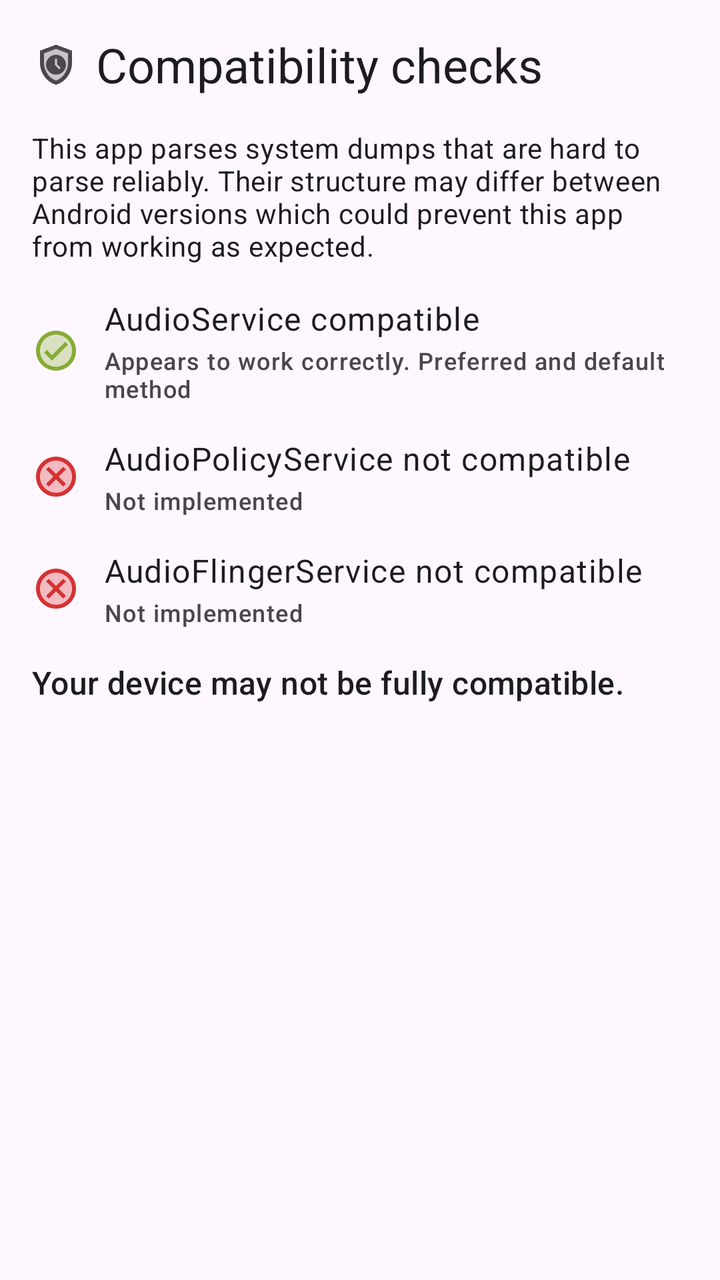
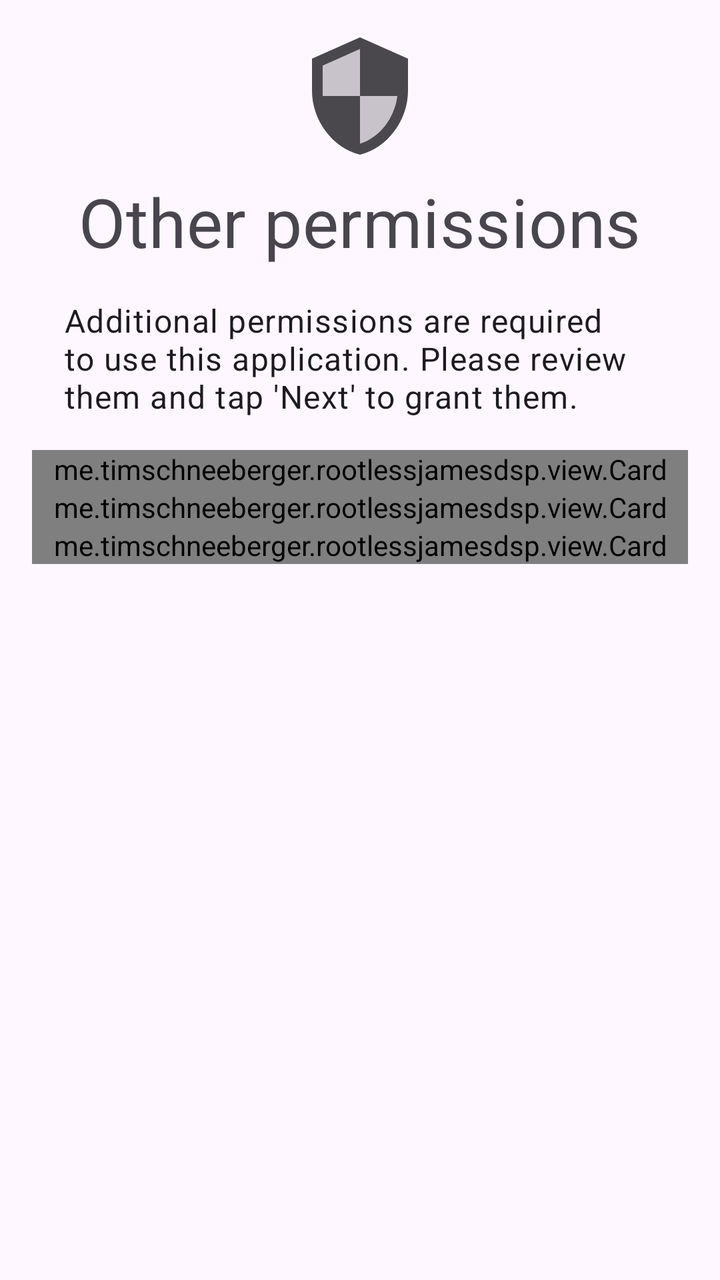

The first picture is an Android layout as it rendered before a commit; the second is the same layout after the commit. The layout source and the unified diff follow.
<!-- AndroidManifest.xml: application theme Theme.RootlessJamesDSP -->
<!-- res/layout/onboarding_page5.xml -->
<?xml version="1.0" encoding="utf-8"?>
<LinearLayout xmlns:android="http://schemas.android.com/apk/res/android"
    xmlns:app="http://schemas.android.com/apk/res-auto"
    android:layout_width="match_parent"
    android:layout_height="match_parent"
    android:orientation="vertical"
    android:padding="16dp">

    <LinearLayout
        android:layout_width="match_parent"
        android:layout_height="wrap_content"
        android:orientation="horizontal">
        <ImageView
            android:layout_width="wrap_content"
            android:layout_height="match_parent"
            android:layout_gravity="center_vertical"
            android:layout_marginEnd="8dp"
            android:alpha="0.8"
            app:srcCompat="@drawable/ic_twotone_safety_check_24dp"
            app:tint="?attr/colorOnSurface" />

        <TextView
            android:layout_width="wrap_content"
            android:layout_height="match_parent"
            android:layout_gravity="center_vertical"
            android:text="Compatibility checks"
            android:textAppearance="?attr/textAppearanceHeadline5" />
    </LinearLayout>

    <ScrollView
        android:layout_marginTop="16dp"
        android:layout_width="match_parent"
        android:layout_height="match_parent">
        <LinearLayout
            android:layout_width="match_parent"
            android:layout_height="wrap_content"
            android:orientation="vertical">
            <TextView
                android:layout_width="match_parent"
                android:layout_height="wrap_content"
                android:layout_marginBottom="16dp"
                android:text="This app parses system dumps that are hard to parse reliably. Their structure may differ between Android versions which could prevent this app from working as expected."
                android:textAppearance="?attr/textAppearanceBody2" />

            <LinearLayout
                android:layout_width="match_parent"
                android:layout_height="wrap_content"
                android:orientation="horizontal"
                android:layout_marginBottom="16dp">
                <ImageView
                    android:layout_width="wrap_content"
                    android:layout_height="match_parent"
                    android:layout_gravity="center_vertical"
                    android:layout_marginEnd="12dp"
                    android:alpha="0.8"
                    app:srcCompat="@drawable/ic_twotone_check_circle_24dp"
                    app:tint="@android:color/holo_green_dark" />
                <LinearLayout
                    android:layout_width="match_parent"
                    android:layout_height="wrap_content"
                    android:orientation="vertical">
                    <TextView
                        android:layout_width="wrap_content"
                        android:layout_height="match_parent"
                        android:layout_gravity="center_vertical"
                        android:layout_marginBottom="2dp"
                        android:text="AudioService compatible"
                        android:textAppearance="?attr/textAppearanceBody1" />
                    <TextView
                        android:layout_width="wrap_content"
                        android:layout_height="match_parent"
                        android:layout_gravity="center_vertical"
                        android:text="Appears to work correctly. Preferred and default method"
                        android:textAppearance="?attr/textAppearanceLabelMedium" />
                </LinearLayout>
            </LinearLayout>

            <LinearLayout
                android:layout_width="match_parent"
                android:layout_height="wrap_content"
                android:orientation="horizontal"
                android:layout_marginBottom="16dp">
                <ImageView
                    android:layout_width="wrap_content"
                    android:layout_height="match_parent"
                    android:layout_gravity="center_vertical"
                    android:layout_marginEnd="12dp"
                    android:alpha="0.8"
                    app:srcCompat="@drawable/ic_twotone_cancel_24dp"
                    app:tint="@android:color/holo_red_dark"  />
                <LinearLayout
                    android:layout_width="match_parent"
                    android:layout_height="wrap_content"
                    android:orientation="vertical">
                    <TextView
                        android:layout_width="wrap_content"
                        android:layout_height="match_parent"
                        android:layout_gravity="center_vertical"
                        android:layout_marginBottom="2dp"
                        android:text="AudioPolicyService not compatible"
                        android:textAppearance="?attr/textAppearanceBody1"/>
                    <TextView
                        android:layout_width="wrap_content"
                        android:layout_height="match_parent"
                        android:layout_gravity="center_vertical"
                        android:text="Not implemented"
                        android:textAppearance="?attr/textAppearanceLabelMedium" />
                </LinearLayout>
            </LinearLayout>


            <LinearLayout
                android:layout_width="match_parent"
                android:layout_height="wrap_content"
                android:orientation="horizontal"
                android:layout_marginBottom="16dp">
                <ImageView
                    android:layout_width="wrap_content"
                    android:layout_height="match_parent"
                    android:layout_gravity="center_vertical"
                    android:layout_marginEnd="12dp"
                    android:alpha="0.8"
                    app:srcCompat="@drawable/ic_twotone_cancel_24dp"
                    app:tint="@android:color/holo_red_dark" />
                <LinearLayout
                    android:layout_width="match_parent"
                    android:layout_height="wrap_content"
                    android:orientation="vertical">
                    <TextView
                        android:layout_width="wrap_content"
                        android:layout_height="match_parent"
                        android:layout_gravity="center_vertical"
                        android:layout_marginBottom="2dp"
                        android:text="AudioFlingerService not compatible"
                        android:textAppearance="?attr/textAppearanceBody1"/>
                    <TextView
                        android:layout_width="wrap_content"
                        android:layout_height="match_parent"
                        android:layout_gravity="center_vertical"
                        android:text="Not implemented"
                        android:textAppearance="?attr/textAppearanceLabelMedium" />
                </LinearLayout>
            </LinearLayout>


            <TextView
                android:layout_width="match_parent"
                android:layout_height="wrap_content"
                android:layout_marginBottom="6dp"
                android:text="Your device may not be fully compatible."
                android:textAppearance="?attr/textAppearanceTitleMedium" />


        </LinearLayout>

    </ScrollView>

</LinearLayout>
<!-- resources referenced by this layout -->
<resources>
  <!-- drawable ic_twotone_cancel_24dp (drawable) -->
  <vector android:height="24dp" android:tint="#000000"
      android:viewportHeight="24" android:viewportWidth="24"
      android:width="24dp" xmlns:android="http://schemas.android.com/apk/res/android">
      <path android:fillAlpha="0.3"
          android:fillColor="@android:color/white"
          android:pathData="M12,4c-4.41,0 -8,3.59 -8,8s3.59,8 8,8 8,-3.59 8,-8 -3.59,-8 -8,-8zM17,15.59L15.59,17 12,13.41 8.41,17 7,15.59 10.59,12 7,8.41 8.41,7 12,10.59 15.59,7 17,8.41 13.41,12 17,15.59z" android:strokeAlpha="0.3"/>
      <path android:fillColor="@android:color/white" android:pathData="M12,2C6.47,2 2,6.47 2,12s4.47,10 10,10 10,-4.47 10,-10S17.53,2 12,2zM12,20c-4.41,0 -8,-3.59 -8,-8s3.59,-8 8,-8 8,3.59 8,8 -3.59,8 -8,8zM15.59,7L12,10.59 8.41,7 7,8.41 10.59,12 7,15.59 8.41,17 12,13.41 15.59,17 17,15.59 13.41,12 17,8.41z"/>
  </vector>
  <!-- drawable ic_twotone_check_circle_24dp (drawable) -->
  <vector android:height="24dp" android:tint="#000000"
      android:viewportHeight="24" android:viewportWidth="24"
      android:width="24dp" xmlns:android="http://schemas.android.com/apk/res/android">
      <path android:fillAlpha="0.3"
          android:fillColor="@android:color/white"
          android:pathData="M12,4c-4.41,0 -8,3.59 -8,8s3.59,8 8,8 8,-3.59 8,-8 -3.59,-8 -8,-8zM10,17l-4,-4 1.41,-1.41L10,14.17l6.59,-6.59L18,9l-8,8z" android:strokeAlpha="0.3"/>
      <path android:fillColor="@android:color/white" android:pathData="M12,2C6.48,2 2,6.48 2,12s4.48,10 10,10 10,-4.48 10,-10S17.52,2 12,2zM12,20c-4.41,0 -8,-3.59 -8,-8s3.59,-8 8,-8 8,3.59 8,8 -3.59,8 -8,8zM16.59,7.58L10,14.17l-2.59,-2.58L6,13l4,4 8,-8z"/>
  </vector>
  <!-- drawable ic_twotone_safety_check_24dp (drawable) -->
  <vector android:height="24dp" android:tint="#000000"
      android:viewportHeight="24" android:viewportWidth="24"
      android:width="24dp" xmlns:android="http://schemas.android.com/apk/res/android">
      <path android:fillAlpha="0.3"
          android:fillColor="@android:color/white"
          android:pathData="M12,4.14L6,6.39v4.7c0,4 2.55,7.7 6,8.83c3.45,-1.13 6,-4.82 6,-8.83v-4.7L12,4.14zM12,17c-2.76,0 -5,-2.24 -5,-5s2.24,-5 5,-5s5,2.24 5,5S14.76,17 12,17zM13.65,14.35l-2.15,-2.15V9h1v2.79l1.85,1.85L13.65,14.35z" android:strokeAlpha="0.3"/>
      <path android:fillColor="@android:color/white" android:pathData="M12,2L4,5v6.09c0,5.05 3.41,9.76 8,10.91c4.59,-1.15 8,-5.86 8,-10.91V5L12,2zM18,11.09c0,4 -2.55,7.7 -6,8.83c-3.45,-1.13 -6,-4.82 -6,-8.83v-4.7l6,-2.25l6,2.25V11.09zM12,7c-2.76,0 -5,2.24 -5,5s2.24,5 5,5s5,-2.24 5,-5S14.76,7 12,7zM13.65,14.35l-2.15,-2.15V9h1v2.79l1.85,1.85L13.65,14.35z"/>
  </vector>
  <dimen name="corner_radius">12dp</dimen>
  <color name="alert_dialog_background">@android:color/white</color>
  <!-- unchanged entries left out for length: 4 -->
</resources>

<!-- the commit's change to res/layout/onboarding_page5.xml (unified diff, before → after) -->
@@ -9,150 +9,73 @@
     <LinearLayout
         android:layout_width="match_parent"
         android:layout_height="wrap_content"
-        android:orientation="horizontal">
+        android:orientation="vertical">
         <ImageView
-            android:layout_width="wrap_content"
-            android:layout_height="match_parent"
-            android:layout_gravity="center_vertical"
-            android:layout_marginEnd="8dp"
+            android:layout_width="64dp"
+            android:layout_height="64dp"
+            android:layout_gravity="center"
+            android:layout_marginBottom="8dp"
             android:alpha="0.8"
-            app:srcCompat="@drawable/ic_twotone_safety_check_24dp"
+            app:srcCompat="@drawable/ic_twotone_security_24dp"
             app:tint="?attr/colorOnSurface" />
 
         <TextView
             android:layout_width="wrap_content"
             android:layout_height="match_parent"
-            android:layout_gravity="center_vertical"
-            android:text="Compatibility checks"
-            android:textAppearance="?attr/textAppearanceHeadline5" />
+            android:layout_gravity="center"
+            android:text="@string/onboarding_perm_title"
+            android:textAppearance="?attr/textAppearanceHeadline4" />
+
+        <TextView
+            android:layout_width="match_parent"
+            android:layout_height="wrap_content"
+            android:layout_margin="16dp"
+            android:text="@string/onboarding_perm_caption"
+            android:textAppearance="?attr/textAppearanceBody1" />
+
     </LinearLayout>
 
     <ScrollView
-        android:layout_marginTop="16dp"
         android:layout_width="match_parent"
         android:layout_height="match_parent">
+
         <LinearLayout
             android:layout_width="match_parent"
             android:layout_height="wrap_content"
             android:orientation="vertical">
-            <TextView
+
+            <me.timschneeberger.rootlessjamesdsp.view.Card
                 android:layout_width="match_parent"
                 android:layout_height="wrap_content"
-                android:layout_marginBottom="16dp"
-                android:text="This app parses system dumps that are hard to parse reliably. Their structure may differ between Android versions which could prevent this app from working as expected."
-                android:textAppearance="?attr/textAppearanceBody2" />
+                app:titleText="@string/onboarding_perm_microphone_title"
+                app:bodyText="@string/onboarding_perm_microphone_caption"
+                app:iconCentered="true"
+                app:iconSrc="@drawable/ic_twotone_mic_24dp"
+                app:iconTint="?attr/colorOnSurface"
+                app:cardMargin="8dp" />
 
-            <LinearLayout
+            <me.timschneeberger.rootlessjamesdsp.view.Card
+                android:id="@+id/onboarding_notification_permission"
                 android:layout_width="match_parent"
                 android:layout_height="wrap_content"
-                android:orientation="horizontal"
-                android:layout_marginBottom="16dp">
-                <ImageView
-                    android:layout_width="wrap_content"
-                    android:layout_height="match_parent"
-                    android:layout_gravity="center_vertical"
-                    android:layout_marginEnd="12dp"
-                    android:alpha="0.8"
-                    app:srcCompat="@drawable/ic_twotone_check_circle_24dp"
-                    app:tint="@android:color/holo_green_dark" />
-                <LinearLayout
-                    android:layout_width="match_parent"
-                    android:layout_height="wrap_content"
-                    android:orientation="vertical">
-                    <TextView
-                        android:layout_width="wrap_content"
-                        android:layout_height="match_parent"
-                        android:layout_gravity="center_vertical"
-                        android:layout_marginBottom="2dp"
-                        android:text="AudioService compatible"
-                        android:textAppearance="?attr/textAppearanceBody1" />
-                    <TextView
-                        android:layout_width="wrap_content"
-                        android:layout_height="match_parent"
-                        android:layout_gravity="center_vertical"
-                        android:text="Appears to work correctly. Preferred and default method"
-                        android:textAppearance="?attr/textAppearanceLabelMedium" />
-                </LinearLayout>
-            </LinearLayout>
+                app:titleText="@string/onboarding_perm_notification_title"
+                app:bodyText="@string/onboarding_perm_notification_caption"
+                app:iconCentered="true"
+                app:iconSrc="@drawable/ic_twotone_notifications_24dp"
+                app:iconTint="?attr/colorOnSurface"
+                app:cardMargin="8dp" />
 
-            <LinearLayout
+            <me.timschneeberger.rootlessjamesdsp.view.Card
                 android:layout_width="match_parent"
                 android:layout_height="wrap_content"
-                android:orientation="horizontal"
-                android:layout_marginBottom="16dp">
-                <ImageView
-                    android:layout_width="wrap_content"
-                    android:layout_height="match_parent"
-                    android:layout_gravity="center_vertical"
-                    android:layout_marginEnd="12dp"
-                    android:alpha="0.8"
-                    app:srcCompat="@drawable/ic_twotone_cancel_24dp"
-                    app:tint="@android:color/holo_red_dark"  />
-                <LinearLayout
-                    android:layout_width="match_parent"
-                    android:layout_height="wrap_content"
-                    android:orientation="vertical">
-                    <TextView
-                        android:layout_width="wrap_content"
-                        android:layout_height="match_parent"
-                        android:layout_gravity="center_vertical"
-                        android:layout_marginBottom="2dp"
-                        android:text="AudioPolicyService not compatible"
-                        android:textAppearance="?attr/textAppearanceBody1"/>
-                    <TextView
-                        android:layout_width="wrap_content"
-                        android:layout_height="match_parent"
-                        android:layout_gravity="center_vertical"
-                        android:text="Not implemented"
-                        android:textAppearance="?attr/textAppearanceLabelMedium" />
-                </LinearLayout>
-            </LinearLayout>
-
-
-            <LinearLayout
-                android:layout_width="match_parent"
-                android:layout_height="wrap_content"
-                android:orientation="horizontal"
-                android:layout_marginBottom="16dp">
-                <ImageView
-                    android:layout_width="wrap_content"
-                    android:layout_height="match_parent"
-                    android:layout_gravity="center_vertical"
-                    android:layout_marginEnd="12dp"
-                    android:alpha="0.8"
-                    app:srcCompat="@drawable/ic_twotone_cancel_24dp"
-                    app:tint="@android:color/holo_red_dark" />
-                <LinearLayout
-                    android:layout_width="match_parent"
-                    android:layout_height="wrap_content"
-                    android:orientation="vertical">
-                    <TextView
-                        android:layout_width="wrap_content"
-                        android:layout_height="match_parent"
-                        android:layout_gravity="center_vertical"
-                        android:layout_marginBottom="2dp"
-                        android:text="AudioFlingerService not compatible"
-                        android:textAppearance="?attr/textAppearanceBody1"/>
-                    <TextView
-                        android:layout_width="wrap_content"
-                        android:layout_height="match_parent"
-                        android:layout_gravity="center_vertical"
-                        android:text="Not implemented"
-                        android:textAppearance="?attr/textAppearanceLabelMedium" />
-                </LinearLayout>
-            </LinearLayout>
-
-
-            <TextView
-                android:layout_width="match_parent"
-                android:layout_height="wrap_content"
-                android:layout_marginBottom="6dp"
-                android:text="Your device may not be fully compatible."
-                android:textAppearance="?attr/textAppearanceTitleMedium" />
-
+                app:titleText="@string/onboarding_perm_cast_title"
+                app:bodyText="@string/onboarding_perm_cast_caption"
+                app:iconCentered="true"
+                app:iconSrc="@drawable/ic_twotone_cast_24dp"
+                app:iconTint="?attr/colorOnSurface"
+                app:cardMargin="8dp" />
 
         </LinearLayout>
-
     </ScrollView>
 
 </LinearLayout>
<!-- resource entries referenced after the edit -->
@@ -1,32 +1,47 @@
 <!-- resources referenced by this layout -->
 <resources>
-  <!-- drawable ic_twotone_cancel_24dp (drawable) -->
+  <!-- drawable ic_twotone_cast_24dp (drawable) -->
+  <vector android:height="24dp" android:tint="#000000"
+      android:viewportHeight="24" android:viewportWidth="24"
+      android:width="24dp" xmlns:android="http://schemas.android.com/apk/res/android">
+      <path android:fillColor="@android:color/white" android:pathData="M21,3L3,3c-1.1,0 -2,0.9 -2,2v3h2L3,5h18v14h-7v2h7c1.1,0 2,-0.9 2,-2L23,5c0,-1.1 -0.9,-2 -2,-2zM1,18v3h3c0,-1.66 -1.34,-3 -3,-3zM1,14v2c2.76,0 5,2.24 5,5h2c0,-3.87 -3.13,-7 -7,-7zM1,10v2c4.97,0 9,4.03 9,9h2c0,-6.08 -4.93,-11 -11,-11z"/>
+  </vector>
+  <!-- drawable ic_twotone_mic_24dp (drawable) -->
   <vector android:height="24dp" android:tint="#000000"
       android:viewportHeight="24" android:viewportWidth="24"
       android:width="24dp" xmlns:android="http://schemas.android.com/apk/res/android">
       <path android:fillAlpha="0.3"
           android:fillColor="@android:color/white"
-          android:pathData="M12,4c-4.41,0 -8,3.59 -8,8s3.59,8 8,8 8,-3.59 8,-8 -3.59,-8 -8,-8zM17,15.59L15.59,17 12,13.41 8.41,17 7,15.59 10.59,12 7,8.41 8.41,7 12,10.59 15.59,7 17,8.41 13.41,12 17,15.59z" android:strokeAlpha="0.3"/>
-      <path android:fillColor="@android:color/white" android:pathData="M12,2C6.47,2 2,6.47 2,12s4.47,10 10,10 10,-4.47 10,-10S17.53,2 12,2zM12,20c-4.41,0 -8,-3.59 -8,-8s3.59,-8 8,-8 8,3.59 8,8 -3.59,8 -8,8zM15.59,7L12,10.59 8.41,7 7,8.41 10.59,12 7,15.59 8.41,17 12,13.41 15.59,17 17,15.59 13.41,12 17,8.41z"/>
+          android:pathData="M12,12c0.55,0 1,-0.45 1,-1V5c0,-0.55 -0.45,-1 -1,-1s-1,0.45 -1,1v6C11,11.55 11.45,12 12,12z" android:strokeAlpha="0.3"/>
+      <path android:fillColor="@android:color/white" android:pathData="M12,14c1.66,0 3,-1.34 3,-3V5c0,-1.66 -1.34,-3 -3,-3S9,3.34 9,5v6C9,12.66 10.34,14 12,14zM11,5c0,-0.55 0.45,-1 1,-1s1,0.45 1,1v6c0,0.55 -0.45,1 -1,1s-1,-0.45 -1,-1V5z"/>
+      <path android:fillColor="@android:color/white" android:pathData="M17,11c0,2.76 -2.24,5 -5,5s-5,-2.24 -5,-5H5c0,3.53 2.61,6.43 6,6.92V21h2v-3.08c3.39,-0.49 6,-3.39 6,-6.92H17z"/>
   </vector>
-  <!-- drawable ic_twotone_check_circle_24dp (drawable) -->
+  <!-- drawable ic_twotone_notifications_24dp (drawable) -->
   <vector android:height="24dp" android:tint="#000000"
       android:viewportHeight="24" android:viewportWidth="24"
       android:width="24dp" xmlns:android="http://schemas.android.com/apk/res/android">
       <path android:fillAlpha="0.3"
           android:fillColor="@android:color/white"
-          android:pathData="M12,4c-4.41,0 -8,3.59 -8,8s3.59,8 8,8 8,-3.59 8,-8 -3.59,-8 -8,-8zM10,17l-4,-4 1.41,-1.41L10,14.17l6.59,-6.59L18,9l-8,8z" android:strokeAlpha="0.3"/>
-      <path android:fillColor="@android:color/white" android:pathData="M12,2C6.48,2 2,6.48 2,12s4.48,10 10,10 10,-4.48 10,-10S17.52,2 12,2zM12,20c-4.41,0 -8,-3.59 -8,-8s3.59,-8 8,-8 8,3.59 8,8 -3.59,8 -8,8zM16.59,7.58L10,14.17l-2.59,-2.58L6,13l4,4 8,-8z"/>
+          android:pathData="M12,6.5c-2.49,0 -4,2.02 -4,4.5v6h8v-6c0,-2.48 -1.51,-4.5 -4,-4.5z" android:strokeAlpha="0.3"/>
+      <path android:fillColor="@android:color/white" android:pathData="M12,22c1.1,0 2,-0.9 2,-2h-4c0,1.1 0.9,2 2,2zM18,16v-5c0,-3.07 -1.63,-5.64 -4.5,-6.32L13.5,4c0,-0.83 -0.67,-1.5 -1.5,-1.5s-1.5,0.67 -1.5,1.5v0.68C7.64,5.36 6,7.92 6,11v5l-2,2v1h16v-1l-2,-2zM16,17L8,17v-6c0,-2.48 1.51,-4.5 4,-4.5s4,2.02 4,4.5v6z"/>
   </vector>
-  <!-- drawable ic_twotone_safety_check_24dp (drawable) -->
+  <!-- drawable ic_twotone_security_24dp (drawable) -->
   <vector android:height="24dp" android:tint="#000000"
       android:viewportHeight="24" android:viewportWidth="24"
       android:width="24dp" xmlns:android="http://schemas.android.com/apk/res/android">
       <path android:fillAlpha="0.3"
           android:fillColor="@android:color/white"
-          android:pathData="M12,4.14L6,6.39v4.7c0,4 2.55,7.7 6,8.83c3.45,-1.13 6,-4.82 6,-8.83v-4.7L12,4.14zM12,17c-2.76,0 -5,-2.24 -5,-5s2.24,-5 5,-5s5,2.24 5,5S14.76,17 12,17zM13.65,14.35l-2.15,-2.15V9h1v2.79l1.85,1.85L13.65,14.35z" android:strokeAlpha="0.3"/>
-      <path android:fillColor="@android:color/white" android:pathData="M12,2L4,5v6.09c0,5.05 3.41,9.76 8,10.91c4.59,-1.15 8,-5.86 8,-10.91V5L12,2zM18,11.09c0,4 -2.55,7.7 -6,8.83c-3.45,-1.13 -6,-4.82 -6,-8.83v-4.7l6,-2.25l6,2.25V11.09zM12,7c-2.76,0 -5,2.24 -5,5s2.24,5 5,5s5,-2.24 5,-5S14.76,7 12,7zM13.65,14.35l-2.15,-2.15V9h1v2.79l1.85,1.85L13.65,14.35z"/>
+          android:pathData="M12,3.19L5,6.3V12h7v8.93c3.72,-1.15 6.47,-4.82 7,-8.94h-7v-8.8z" android:strokeAlpha="0.3"/>
+      <path android:fillColor="@android:color/white" android:pathData="M12,1L3,5v6c0,5.55 3.84,10.74 9,12 5.16,-1.26 9,-6.45 9,-12L21,5l-9,-4zM12,20.93L12,12L5,12L5,6.3l7,-3.11v8.8h7c-0.53,4.12 -3.28,7.79 -7,8.94z"/>
   </vector>
+  <string name="onboarding_perm_caption">Additional permissions are required to use this application. Please review them and tap \'Next\' to grant them.</string>
+  <string name="onboarding_perm_cast_caption">You need to explicitly grant this app permission to record audio content every time it launches.</string>
+  <string name="onboarding_perm_cast_title">Cast/recording permission</string>
+  <string name="onboarding_perm_microphone_caption">Required to record internal audio. The hardware microphone is not activated.</string>
+  <string name="onboarding_perm_microphone_title">Audio recording permission</string>
+  <string name="onboarding_perm_notification_caption">Required to receive important status updates and information about JamesDSP\'s processing state.</string>
+  <string name="onboarding_perm_notification_title">Notification permission</string>
+  <string name="onboarding_perm_title">Other permissions</string>
   <dimen name="corner_radius">12dp</dimen>
   <color name="alert_dialog_background">@android:color/white</color>
   <!-- unchanged entries left out for length: 4 -->
